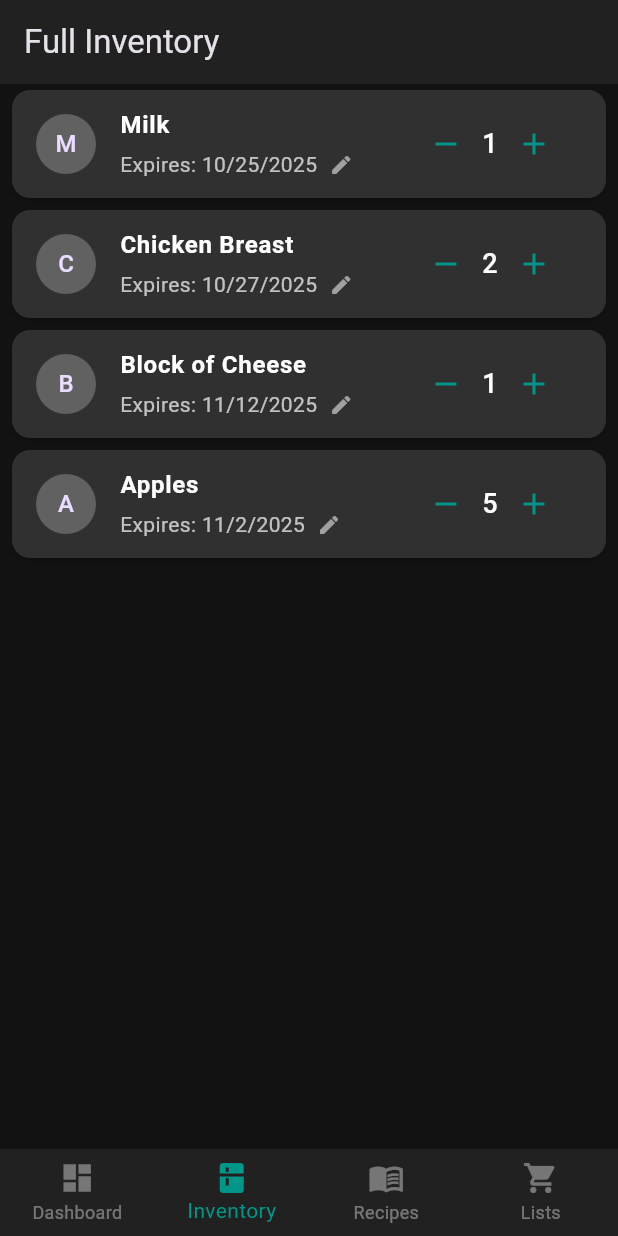
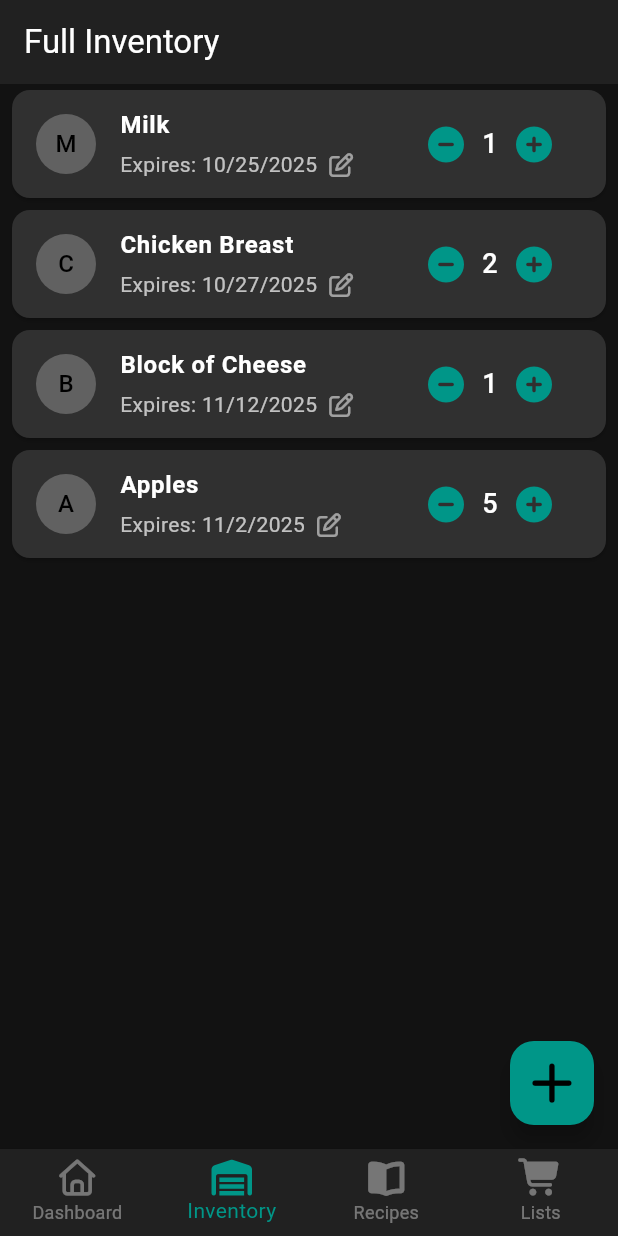
Before and after one commit to What-s-on-my-shelf/pantry, a Flutter app: the screen it shows after launch, item 2 of the bottom bar chosen, on a phone screen of 412 x 824 dp. Run offline on Flutter 3.47's test engine with Material 3 defaults, Android fonts, the light colour scheme and no system bars; our stand-ins replace font_awesome_flutter, shared_preferences.

Commit message:
There is a laundry list of fixes including adding icons, being able to remove items, and change settings

```diff
--- a/lib/main.dart
+++ b/lib/main.dart
@@ -2,27 +2,50 @@
 import 'package:provider/provider.dart';
 import 'screens/tabs_screen.dart';
 import 'services/inventory_manager.dart';
+import 'services/settings_manager.dart';
 
-void main() {
-  runApp(const MyApp());
+Future<void> main() async {
+  WidgetsFlutterBinding.ensureInitialized();
+
+  final settingsManager = SettingsManager();
+  await settingsManager.loadSettings();
+
+  // This is the line that needs to pass the argument
+  runApp(MyApp(settingsManager: settingsManager));
 }
 
 class MyApp extends StatelessWidget {
-  const MyApp({super.key});
+  final SettingsManager settingsManager;
+
+  // This is the constructor that requires the argument
+  const MyApp({super.key, required this.settingsManager});
 
   @override
   Widget build(BuildContext context) {
-    // The ChangeNotifierProvider makes the InventoryManager available to all
-    // widgets in the app.
-    return ChangeNotifierProvider(
-      create: (context) => InventoryManager(),
+    return MultiProvider(
+      providers: [
+        ChangeNotifierProvider(create: (context) => InventoryManager()),
+        ChangeNotifierProvider.value(value: settingsManager),
+      ],
       child: MaterialApp(
         title: 'Kitchen Inventory',
         theme: ThemeData.dark().copyWith(
           primaryColor: Colors.teal,
           scaffoldBackgroundColor: const Color(0xFF121212),
+          colorScheme: const ColorScheme.dark(
+            primary: Colors.teal,
+            secondary: Colors.tealAccent,
+          ),
+          datePickerTheme: DatePickerThemeData(
+            backgroundColor: Colors.grey[850],
+            headerBackgroundColor: Colors.teal,
+            headerForegroundColor: Colors.white,
+            dayForegroundColor: MaterialStateProperty.all(Colors.white),
+            yearForegroundColor: MaterialStateProperty.all(Colors.white),
+            todayBorder: const BorderSide(color: Colors.tealAccent),
+          ),
         ),
-        home: const TabsScreen(), // Was previously HomeScreen()
+        home: const TabsScreen(),
       ),
     );
   }
--- a/lib/screens/inventory_screen.dart
+++ b/lib/screens/inventory_screen.dart
@@ -1,14 +1,15 @@
 import 'package:flutter/material.dart';
 import 'package:provider/provider.dart';
+import 'package:font_awesome_flutter/font_awesome_flutter.dart'; // <-- 1. ADD THIS IMPORT
 import '../services/inventory_manager.dart';
-import '../widgets/inventory_list_item.dart'; // <-- 1. IMPORT the new widget
+import '../widgets/inventory_list_item.dart';
+import 'add_item_screen.dart'; // <-- 2. ADD THIS IMPORT
 
 class InventoryScreen extends StatelessWidget {
   const InventoryScreen({super.key});
 
   @override
   Widget build(BuildContext context) {
-    // We now need to listen for changes to rebuild the list
     final inventoryManager = Provider.of<InventoryManager>(context);
     final inventory = inventoryManager.inventory;
 
@@ -20,10 +21,20 @@
       body: ListView.builder(
         itemCount: inventory.length,
         itemBuilder: (ctx, index) {
-          // 2. USE the new widget here, passing the item data
           return InventoryListItem(item: inventory[index]);
         },
       ),
+      // --- 3. ADD THIS ENTIRE SECTION ---
+      floatingActionButton: FloatingActionButton(
+        onPressed: () {
+          Navigator.of(context).push(
+            MaterialPageRoute(builder: (ctx) => const AddItemScreen()),
+          );
+        },
+        backgroundColor: Colors.teal,
+        child: const FaIcon(FontAwesomeIcons.plus, size: 30), // Using the new icon
+      ),
+      // --- END OF NEW SECTION ---
     );
   }
 }
--- a/lib/screens/tabs_screen.dart
+++ b/lib/screens/tabs_screen.dart
@@ -1,8 +1,9 @@
 import 'package:flutter/material.dart';
 import 'home_screen.dart';
-import 'inventory_screen.dart'; // We will create this next
+import 'inventory_screen.dart';
 import 'recipes_screen.dart';
 import 'shopping_lists_screen.dart';
+import 'package:font_awesome_flutter/font_awesome_flutter.dart';
 
 class TabsScreen extends StatefulWidget {
   const TabsScreen({super.key});
@@ -41,19 +42,19 @@
         type: BottomNavigationBarType.fixed, // Keeps all labels visible
         items: const [
           BottomNavigationBarItem(
-            icon: Icon(Icons.dashboard),
+          icon: FaIcon(FontAwesomeIcons.house), // <-- Replace Icon(Icons.dashboard)
           label: 'Dashboard',
   ),
           BottomNavigationBarItem(
-            icon: Icon(Icons.kitchen),
+            icon: FaIcon(FontAwesomeIcons.warehouse),
             label: 'Inventory',
   ),
           BottomNavigationBarItem(
-            icon: Icon(Icons.menu_book),
+            icon: FaIcon(FontAwesomeIcons.bookOpen),
             label: 'Recipes',
   ),
           BottomNavigationBarItem(
-            icon: Icon(Icons.shopping_cart),
+            icon: FaIcon(FontAwesomeIcons.cartShopping),
             label: 'Lists',
   ),
 ],
--- /dev/null
+++ b/lib/services/settings_manager.dart
@@ -0,0 +1,25 @@
+import 'package:flutter/material.dart';
+import 'package:shared_preferences/shared_preferences.dart';
+
+class SettingsManager extends ChangeNotifier {
+  late SharedPreferences _prefs;
+
+  int _expirationWarningDays = 5; // Default value
+  int get expirationWarningDays => _expirationWarningDays;
+
+  SettingsManager();
+
+  // Load all settings from the device
+  Future<void> loadSettings() async {
+    _prefs = await SharedPreferences.getInstance();
+    _expirationWarningDays = _prefs.getInt('expirationWarningDays') ?? 5;
+    notifyListeners();
+  }
+
+  // Method to update and save the setting
+  Future<void> setExpirationWarningDays(int days) async {
+    _expirationWarningDays = days;
+    await _prefs.setInt('expirationWarningDays', days);
+    notifyListeners();
+  }
+}
--- a/lib/widgets/inventory_list_item.dart
+++ b/lib/widgets/inventory_list_item.dart
@@ -1,6 +1,7 @@
 import 'package:flutter/material.dart';
 import 'package:intl/intl.dart';
 import 'package:provider/provider.dart';
+import 'package:font_awesome_flutter/font_awesome_flutter.dart';
 import '../models/inventory_item.dart';
 import '../services/inventory_manager.dart';
 
@@ -13,11 +14,10 @@
     showDatePicker(
       context: context,
       initialDate: item.expirationDate,
-      firstDate: DateTime.now().subtract(const Duration(days: 365)), // Can select past dates
+      firstDate: DateTime.now().subtract(const Duration(days: 365)),
       lastDate: DateTime.now().add(const Duration(days: 365 * 5)),
     ).then((pickedDate) {
       if (pickedDate != null) {
-        // Use Provider to call the update method
         Provider.of<InventoryManager>(context, listen: false)
             .updateExpirationDate(item.id, pickedDate);
       }
@@ -26,27 +26,45 @@
 
   @override
   Widget build(BuildContext context) {
-    // Get a reference to the manager for our buttons
     final inventoryManager = Provider.of<InventoryManager>(context, listen: false);
 
-    return Card(
+    // 1. Wrap the entire Card with a Dismissible widget
+    return Dismissible(
+      key: ValueKey(item.id), // A unique key is required for each item
+      direction: DismissDirection.endToStart, // Allow swiping from right to left
+
+      // 2. Define what happens when the item is swiped away
+      onDismissed: (direction) {
+        // Set quantity to 0 to trigger the existing removal logic
+        inventoryManager.updateItemQuantity(item.id, 0);
+        // Show a confirmation message
+        ScaffoldMessenger.of(context).showSnackBar(
+          SnackBar(content: Text('${item.name} deleted')),
+        );
+      },
+
+      // 3. This is the red background with the trash icon that appears during the swipe
+      background: Container(
+        color: Colors.red,
+        alignment: Alignment.centerRight,
+        padding: const EdgeInsets.only(right: 20),
+        child: const FaIcon(FontAwesomeIcons.trashCan, color: Colors.white),
+      ),
+
+      // 4. The original Card is now the child of the Dismissible
+      child: Card(
         color: Colors.grey[850],
         margin: const EdgeInsets.symmetric(vertical: 4, horizontal: 8),
         child: ListTile(
-        // Leading section for an image (optional)
           leading: CircleAvatar(
             backgroundColor: Colors.grey[700],
-          child: Text(item.name[0]), // Display first letter of the name
+            child: Text(item.name[0]),
           ),
-
-        // Title is the item name
           title: Text(item.name, style: const TextStyle(color: Colors.white, fontWeight: FontWeight.bold)),
-
-        // Subtitle for the editable expiration date
           subtitle: InkWell(
             onTap: () => _editExpirationDate(context),
             child: Padding(
-            padding: const EdgeInsets.symmetric(vertical: 4.0), // Makes it easier to tap
+              padding: const EdgeInsets.symmetric(vertical: 4.0),
               child: Row(
                 mainAxisSize: MainAxisSize.min,
                 children: [
@@ -55,18 +73,16 @@
                     style: const TextStyle(color: Colors.white70),
                   ),
                   const SizedBox(width: 8),
-                const Icon(Icons.edit, size: 16, color: Colors.white54),
+                  const FaIcon(FontAwesomeIcons.penToSquare, size: 16, color: Colors.white54),
                 ],
               ),
             ),
           ),
-
-        // Trailing section for the quantity stepper
           trailing: Row(
-          mainAxisSize: MainAxisSize.min, // Keep the row compact
+            mainAxisSize: MainAxisSize.min,
             children: [
               IconButton(
-              icon: const Icon(Icons.remove, color: Colors.teal),
+                icon: const FaIcon(FontAwesomeIcons.circleMinus, color: Colors.teal),
                 onPressed: () {
                   inventoryManager.updateItemQuantity(item.id, item.quantity - 1);
                 },
@@ -76,7 +92,7 @@
                 style: const TextStyle(fontSize: 18, color: Colors.white),
               ),
               IconButton(
-              icon: const Icon(Icons.add, color: Colors.teal),
+                icon: const FaIcon(FontAwesomeIcons.circlePlus, color: Colors.teal),
                 onPressed: () {
                   inventoryManager.updateItemQuantity(item.id, item.quantity + 1);
                 },
@@ -84,6 +100,7 @@
             ],
           ),
         ),
+      ),
     );
   }
 }
--- a/lib/widgets/shopping_checklist.dart
+++ b/lib/widgets/shopping_checklist.dart
@@ -2,6 +2,7 @@
 import 'package:provider/provider.dart';
 import '../models/shopping_list.dart';
 import '../services/inventory_manager.dart';
+import 'package:font_awesome_flutter/font_awesome_flutter.dart';
 
 // 1. Convert this to a StatefulWidget
 class ShoppingChecklist extends StatefulWidget {
@@ -65,7 +66,7 @@
                 ),
               ),
               IconButton(
-                icon: const Icon(Icons.add_circle, color: Colors.teal, size: 30),
+                icon: const FaIcon(FontAwesomeIcons.pencil, color: Colors.teal),
                 onPressed: _addItemToList,
               )
             ],
--- a/lib/widgets/shopping_list_preview.dart
+++ b/lib/widgets/shopping_list_preview.dart
@@ -1,7 +1,7 @@
 import 'package:flutter/material.dart';
 import 'package:provider/provider.dart';
 import '../services/inventory_manager.dart';
-import '../models/shopping_list.dart'; // We need this model
+import '../models/shopping_list.dart';
 
 class ShoppingListPreview extends StatelessWidget {
   const ShoppingListPreview({super.key});
@@ -47,7 +47,6 @@
               style: const TextStyle(fontSize: 18, fontWeight: FontWeight.bold, color: Colors.white),
             ),
             const SizedBox(height: 10),
-            // Take the first 3 items to not overflow the card
             ...items.take(3).map((item) => Text(
               '- ${item.name}',
               style: const TextStyle(fontSize: 16, color: Colors.white70),
--- a/pubspec.yaml
+++ b/pubspec.yaml
@@ -27,6 +27,10 @@
   provider: ^6.1.2     # For state management
   http: ^1.2.1         # For API calls (barcode lookup)
   intl: ^0.20.2        # For formatting dates
+  font_awesome_flutter: ^10.7.0 # Font package
+  shared_preferences: ^2.2.2 # Allows for saved variables
+
+
 
 dev_dependencies:
   flutter_test:
```
Also changed, not shown: lib/screens/add_edit_recipe_screen.dart (+38 -15 lines), lib/screens/home_screen.dart (+15 -5 lines), lib/screens/recipe_detail_screen.dart (+24 -3 lines), lib/screens/recipes_screen.dart (+23 -4 lines), lib/screens/settings_screen.dart (added, +53 -0 lines), lib/screens/shopping_lists_screen.dart (+5 -4 lines), lib/services/inventory_manager.dart (+17 -2 lines), lib/widgets/notification_panel.dart (+14 -9 lines), pubspec.lock, 2 other files. Lines whose indentation alone changed are shown as unchanged.
